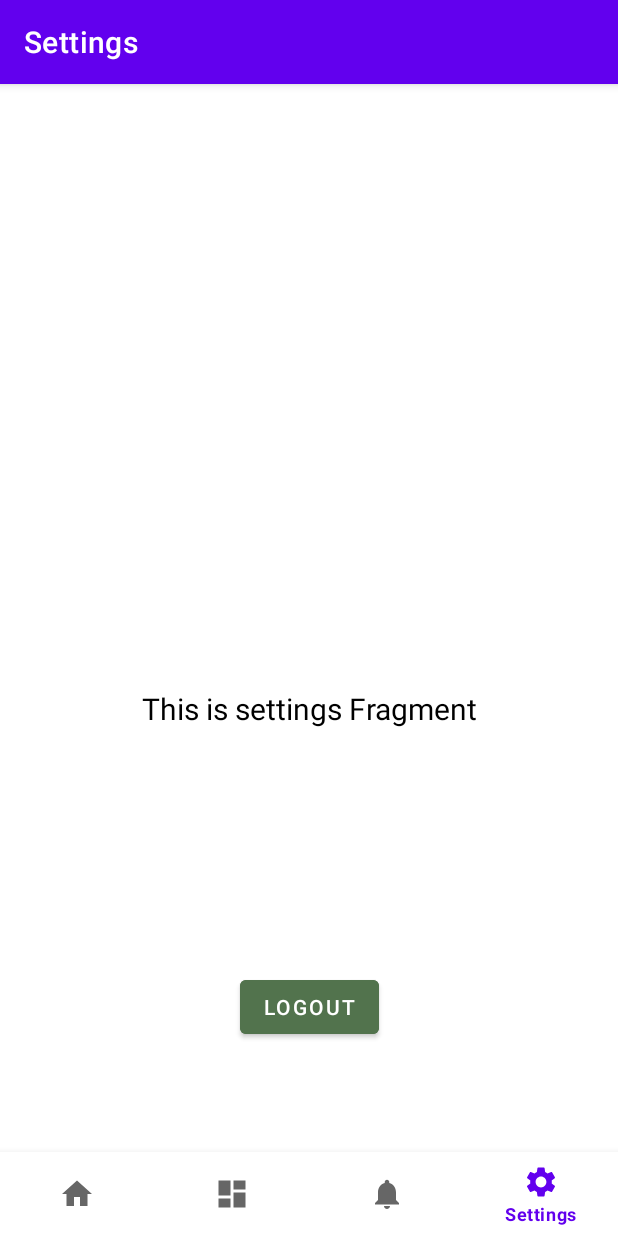
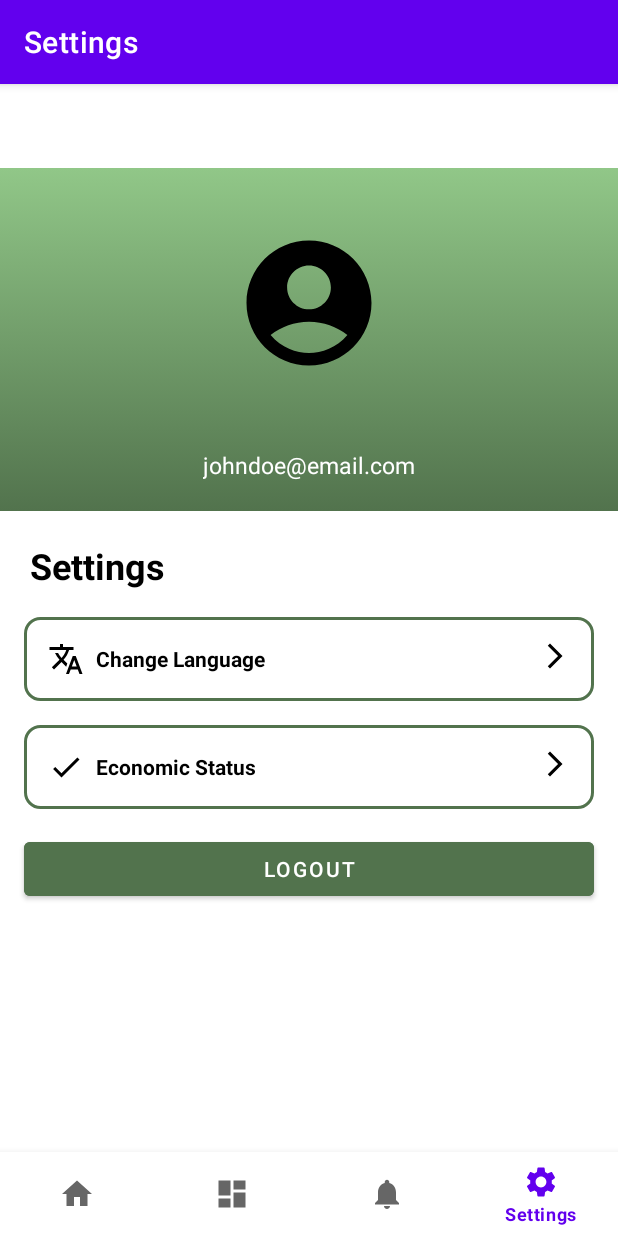
Before and after one commit to Peduli-Pangan-Bangkit-2023/Peduli-Pangan-Android, an Android app: the SettingsFragment screen opened through its navigation route, on a phone screen of 412 x 824 dp. Run offline under Robolectric (Android 15) with nearby library versions, the phone set to English and light mode, and no system bars; our stand-ins replace navigation-ui; libraries missing offline, so code that uses them is left out: de.hdodenhof.circleimageview; 6 statements that could not run were skipped.

Commit message:
Update settings fragment

```diff
--- /dev/null
+++ b/app/src/main/res/drawable/baseline_account_circle_24.xml
@@ -0,0 +1,5 @@
+<vector android:height="24dp" android:tint="#000000"
+    android:viewportHeight="24" android:viewportWidth="24"
+    android:width="24dp" xmlns:android="http://schemas.android.com/apk/res/android">
+    <path android:fillColor="@android:color/white" android:pathData="M12,2C6.48,2 2,6.48 2,12s4.48,10 10,10s10,-4.48 10,-10S17.52,2 12,2zM12,6c1.93,0 3.5,1.57 3.5,3.5S13.93,13 12,13s-3.5,-1.57 -3.5,-3.5S10.07,6 12,6zM12,20c-2.03,0 -4.43,-0.82 -6.14,-2.88C7.55,15.8 9.68,15 12,15s4.45,0.8 6.14,2.12C16.43,19.18 14.03,20 12,20z"/>
+</vector>
--- /dev/null
+++ b/app/src/main/res/drawable/baseline_arrow_forward_ios_24.xml
@@ -0,0 +1,5 @@
+<vector android:autoMirrored="true" android:height="24dp"
+    android:tint="#000000" android:viewportHeight="24"
+    android:viewportWidth="24" android:width="24dp" xmlns:android="http://schemas.android.com/apk/res/android">
+    <path android:fillColor="@android:color/white" android:pathData="M6.23,20.23l1.77,1.77l10,-10l-10,-10l-1.77,1.77l8.23,8.23z"/>
+</vector>
--- /dev/null
+++ b/app/src/main/res/drawable/baseline_check_24.xml
@@ -0,0 +1,5 @@
+<vector android:height="24dp" android:tint="#000000"
+    android:viewportHeight="24" android:viewportWidth="24"
+    android:width="24dp" xmlns:android="http://schemas.android.com/apk/res/android">
+    <path android:fillColor="@android:color/white" android:pathData="M9,16.17L4.83,12l-1.42,1.41L9,19 21,7l-1.41,-1.41z"/>
+</vector>
--- /dev/null
+++ b/app/src/main/res/drawable/baseline_translate_24.xml
@@ -0,0 +1,5 @@
+<vector android:height="24dp" android:tint="#000000"
+    android:viewportHeight="24" android:viewportWidth="24"
+    android:width="24dp" xmlns:android="http://schemas.android.com/apk/res/android">
+    <path android:fillColor="@android:color/white" android:pathData="M12.87,15.07l-2.54,-2.51 0.03,-0.03c1.74,-1.94 2.98,-4.17 3.71,-6.53L17,6L17,4h-7L10,2L8,2v2L1,4v1.99h11.17C11.5,7.92 10.44,9.75 9,11.35 8.07,10.32 7.3,9.19 6.69,8h-2c0.73,1.63 1.73,3.17 2.98,4.56l-5.09,5.02L4,19l5,-5 3.11,3.11 0.76,-2.04zM18.5,10h-2L12,22h2l1.12,-3h4.75L21,22h2l-4.5,-12zM15.88,17l1.62,-4.33L19.12,17h-3.24z"/>
+</vector>
--- /dev/null
+++ b/app/src/main/res/drawable/settings_background.xml
@@ -0,0 +1,15 @@
+<?xml version="1.0" encoding="utf-8"?>
+<selector xmlns:android="http://schemas.android.com/apk/res/android">
+    <item>
+        <shape>
+            <gradient
+                android:angle="270"
+                android:startColor="@color/light_green"
+                android:endColor="@color/dark_green"
+                android:type="linear" />
+            <corners
+                android:topLeftRadius="0dp"
+                android:topRightRadius="0dp" />
+        </shape>
+    </item>
+</selector>
--- /dev/null
+++ b/app/src/main/res/drawable/settings_sub_background.xml
@@ -0,0 +1,9 @@
+<?xml version="1.0" encoding="utf-8"?>
+<shape xmlns:android="http://schemas.android.com/apk/res/android"
+    android:shape="rectangle">
+    <solid android:color="@color/white" />
+    <stroke
+        android:width="2dp"
+        android:color="@color/dark_green" />
+    <corners android:radius="10dp" />
+</shape>
--- a/app/src/main/res/layout/fragment_settings.xml
+++ b/app/src/main/res/layout/fragment_settings.xml
@@ -6,32 +6,138 @@
     android:layout_height="match_parent"
     tools:context=".ui.notifications.NotificationsFragment">
 
-    <TextView
-        android:id="@+id/text_settings"
+    <RelativeLayout
+        android:id="@+id/container"
         android:layout_width="match_parent"
         android:layout_height="wrap_content"
-        android:layout_marginStart="8dp"
-        android:layout_marginTop="8dp"
-        android:layout_marginEnd="8dp"
-        android:textAlignment="center"
-        android:textSize="20sp"
+        android:background="@drawable/settings_background"
+        android:orientation="vertical"
+        app:layout_constraintStart_toStartOf="parent"
+        app:layout_constraintEnd_toEndOf="parent"
+        app:layout_constraintTop_toTopOf="parent" >
+
+        <ImageView
+            android:id="@+id/iv_user_settings"
+            android:layout_width="100dp"
+            android:layout_height="100dp"
+            android:layout_centerHorizontal="true"
+            android:layout_marginTop="40dp"
+            android:src="@drawable/baseline_account_circle_24" />
+
+        <TextView
+            android:id="@+id/tv_user_name"
+            android:layout_width="wrap_content"
+            android:layout_height="wrap_content"
+            android:layout_below="@id/iv_user_settings"
+            android:layout_centerHorizontal="true"
+            android:layout_marginTop="10dp"
+            android:textColor="@color/black"
+            android:textStyle="bold"
+            android:textSize="20sp"
+            tools:text="John Doe" />
+
+        <TextView
+            android:id="@+id/tv_user_email"
+            android:layout_width="wrap_content"
+            android:layout_height="wrap_content"
+            android:layout_below="@id/tv_user_name"
+            android:layout_centerHorizontal="true"
+            android:layout_marginTop="10dp"
+            android:layout_marginBottom="20dp"
+            android:textColor="@color/white"
+            android:textSize="15sp"
+            android:text="@string/settings_email"/>
+
+    </RelativeLayout>
+
+    <TextView
+        android:id="@+id/tv_title_settings"
+        android:layout_width="wrap_content"
+        android:layout_height="wrap_content"
+        android:layout_marginStart="20dp"
+        android:layout_marginTop="20dp"
+        android:text="@string/settings"
         android:textColor="@color/black"
-        android:text="@string/title_settings"
-        app:layout_constraintBottom_toBottomOf="parent"
+        android:textSize="24sp"
+        android:textStyle="bold"
+        app:layout_constraintStart_toStartOf="parent"
+        app:layout_constraintTop_toBottomOf="@+id/container" />
+
+    <RelativeLayout
+        android:id="@+id/btn_language_settings"
+        android:layout_width="match_parent"
+        android:layout_height="wrap_content"
+        android:layout_marginHorizontal="16dp"
+        android:layout_marginTop="18dp"
+        android:background="@drawable/settings_sub_background"
+        android:gravity="center_vertical"
+        android:padding="16dp"
         app:layout_constraintEnd_toEndOf="parent"
         app:layout_constraintStart_toStartOf="parent"
-        app:layout_constraintTop_toTopOf="parent" />
+        app:layout_constraintTop_toBottomOf="@+id/tv_title_settings">
+
+        <TextView
+            android:layout_width="wrap_content"
+            android:layout_height="wrap_content"
+            android:drawablePadding="8dp"
+            android:gravity="center_vertical"
+            android:text="@string/language_settings"
+            android:textColor="@color/black"
+            android:textStyle="bold"
+            app:drawableStartCompat="@drawable/baseline_translate_24"
+            app:drawableTint="@color/black"
+            tools:ignore="RelativeOverlap"
+            tools:targetApi="m" />
+
+        <ImageView
+            android:layout_width="20dp"
+            android:layout_height="20dp"
+            android:layout_alignParentEnd="true"
+            android:src="@drawable/baseline_arrow_forward_ios_24"
+            app:tint="@color/black" />
+    </RelativeLayout>
+
+    <RelativeLayout
+        android:id="@+id/btn_pandora_box"
+        android:layout_width="match_parent"
+        android:layout_height="wrap_content"
+        android:layout_margin="16dp"
+        android:background="@drawable/settings_sub_background"
+        android:gravity="center_vertical"
+        android:padding="16dp"
+        app:layout_constraintEnd_toEndOf="parent"
+        app:layout_constraintStart_toStartOf="parent"
+        app:layout_constraintTop_toBottomOf="@id/btn_language_settings">
+
+        <TextView
+            android:layout_width="wrap_content"
+            android:layout_height="wrap_content"
+            android:drawablePadding="8dp"
+            android:gravity="center_vertical"
+            android:textStyle="bold"
+            android:text="@string/economic_settings"
+            android:textColor="@color/black"
+            app:drawableStartCompat="@drawable/baseline_check_24"
+            app:drawableTint="@color/black"
+            tools:ignore="RelativeOverlap" />
+
+        <ImageView
+            android:layout_width="20dp"
+            android:layout_height="20dp"
+            android:layout_alignParentEnd="true"
+            android:src="@drawable/baseline_arrow_forward_ios_24"
+            app:tint="@color/black" />
+    </RelativeLayout>
 
     <Button
         android:id="@+id/btn_logout"
-        android:layout_width="wrap_content"
+        android:layout_width="match_parent"
         android:layout_height="wrap_content"
         android:backgroundTint="@color/dark_green"
+        android:layout_margin="16dp"
         android:text="@string/settings_logout"
         android:textSize="14sp"
-        app:layout_constraintBottom_toBottomOf="parent"
         app:layout_constraintEnd_toEndOf="parent"
         app:layout_constraintStart_toStartOf="parent"
-        app:layout_constraintTop_toTopOf="parent"
-        app:layout_constraintVertical_bias="0.806" />
+        app:layout_constraintTop_toBottomOf="@+id/btn_pandora_box" />
 </androidx.constraintlayout.widget.ConstraintLayout>
--- a/app/src/main/res/values/strings.xml
+++ b/app/src/main/res/values/strings.xml
@@ -37,4 +37,8 @@
     <string name="hello_blank_fragment">Hello blank fragment</string>
     <string name="title_settings">Settings</string>
     <string name="settings_logout">Logout</string>
+    <string name="settings_email">johndoe@email.com</string>
+    <string name="settings">Settings</string>
+    <string name="language_settings">Change Language</string>
+    <string name="economic_settings">Economic Status</string>
 </resources>
```
